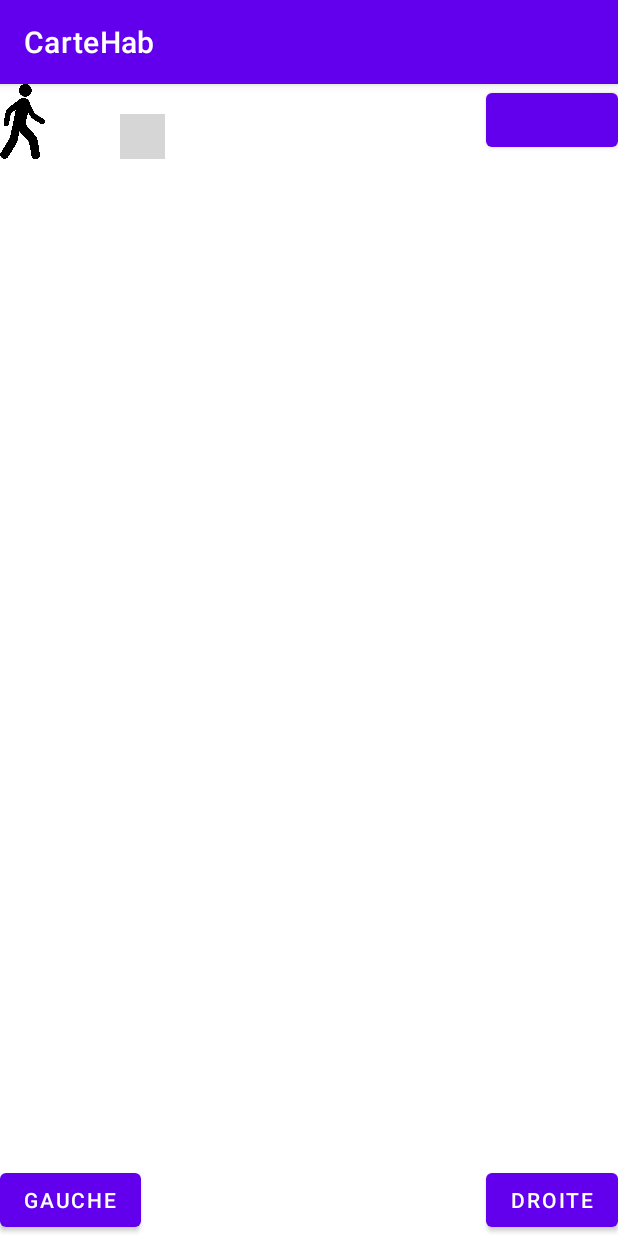
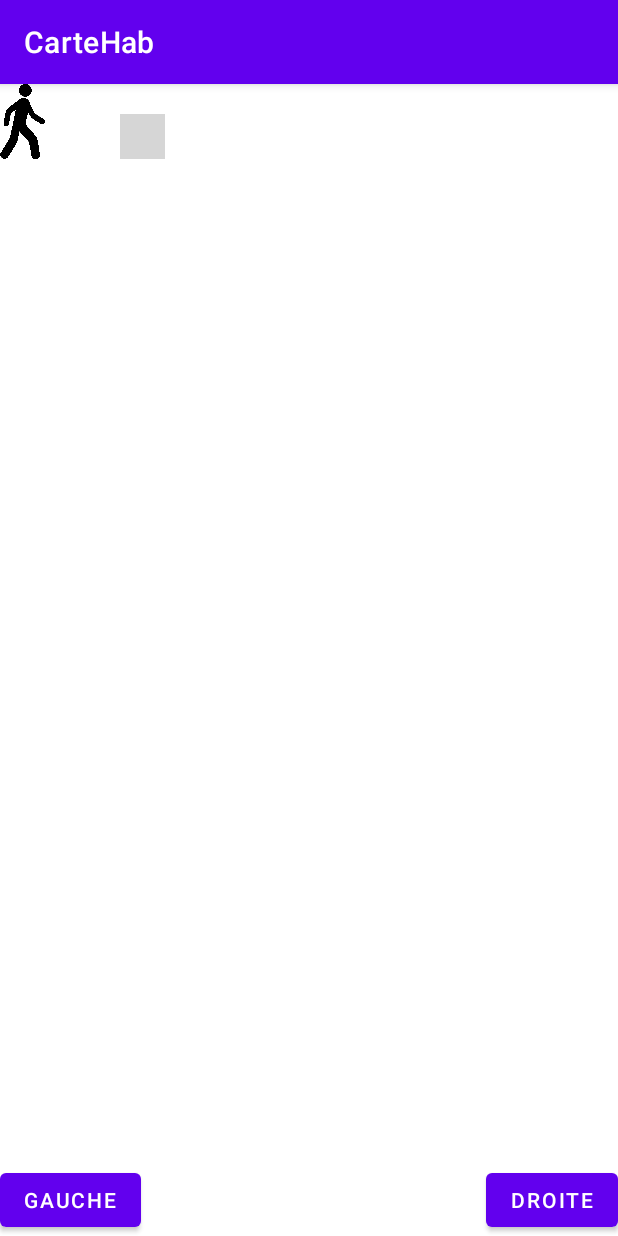
Before and after one commit to clairekth/CarteHab, an Android app: the screen it shows after launch (VisualisationActivity), after a tap on "VISUALISATION", on a phone screen of 412 x 824 dp. Run offline under Robolectric (Android 15) with nearby library versions, the phone set to English and light mode, and no system bars; grey boxes are pictures that could not be loaded.

Commit message:
bouton graph enlevé pcq non utilisé

```diff
--- a/app/src/main/res/layout/activity_visualisation.xml
+++ b/app/src/main/res/layout/activity_visualisation.xml
@@ -92,11 +92,4 @@
         />
 
 
-    <Button
-        android:id="@+id/graph"
-        android:layout_width="wrap_content"
-        android:layout_height="wrap_content"
-        app:layout_constraintTop_toTopOf="parent"
-        app:layout_constraintEnd_toEndOf="parent"/>
-
 </androidx.constraintlayout.widget.ConstraintLayout>
```
